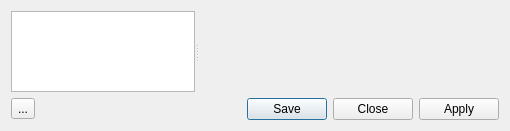
Above: lxqt-config-monitor/monitorsettingsdialog.ui from lxqt/lxqt-config before the change. Below: the same form after it.
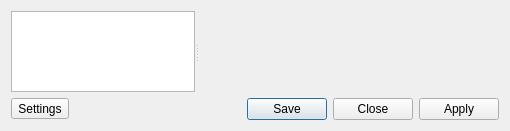
That is the form after the change. Icons and pictures are not drawn.

What changed in the file:
```diff
--- a/lxqt-config-monitor/monitorsettingsdialog.ui
+++ b/lxqt-config-monitor/monitorsettingsdialog.ui
@@ -68,7 +68,13 @@
      <item>
       <widget class="QToolButton" name="settingsButton">
        <property name="text">
-        <string>...</string>
+        <string>Settings</string>
+       </property>
+       <property name="icon">
+        <iconset theme="preferences-system"/>
+       </property>
+       <property name="toolButtonStyle">
+        <enum>Qt::ToolButtonTextBesideIcon</enum>
        </property>
        <property name="autoRaise">
         <bool>false</bool>
```
